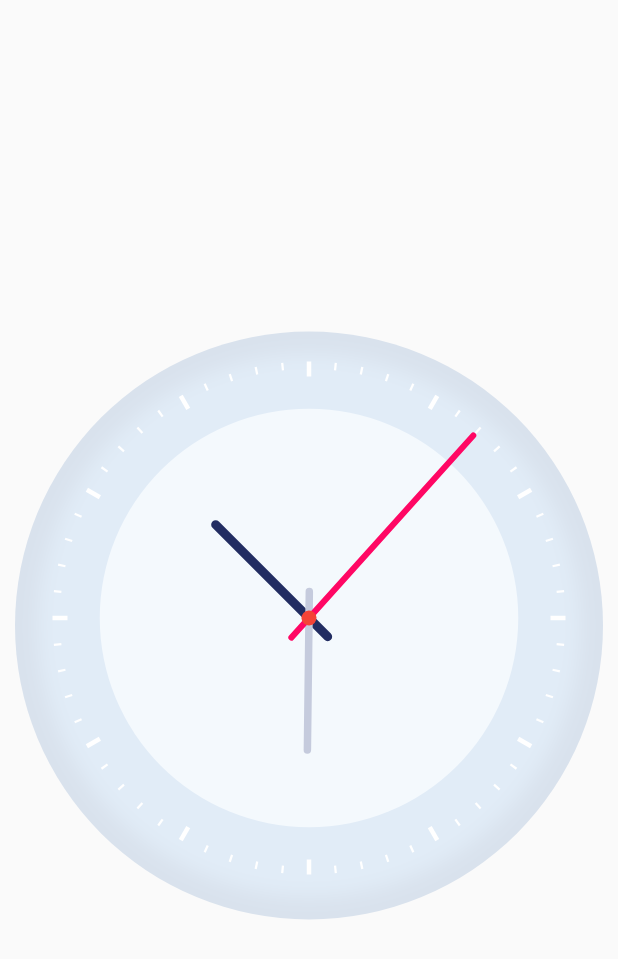
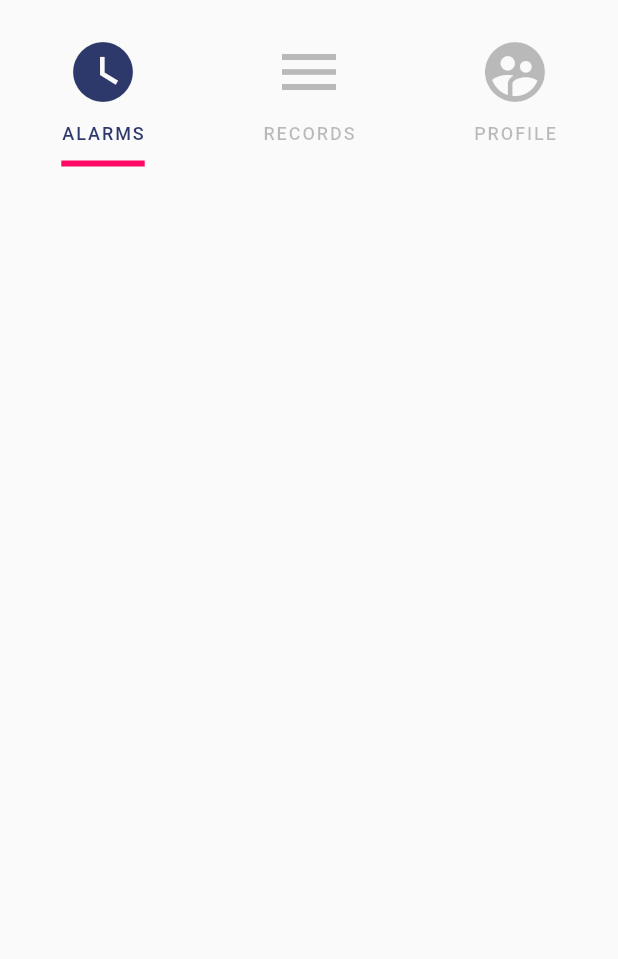
Before and after one commit to sahariardev/flutter_clock_project, a Flutter app: the screen it shows after launch, on a phone screen of 412 x 824 dp. Shown: the top 959 px of the screen. Run offline on Flutter 3.47's test engine with Material 2 defaults, Android fonts, the phone set to English and light mode, and no system bars.

Commit message:
Added tab bars

```diff
--- a/lib/clock_dial_painter.dart
+++ /dev/null
@@ -1,64 +0,0 @@
-import 'dart:math';
-
-import 'clock_text.dart';
-import 'package:flutter/material.dart';
-
-class ClockDialPainter extends CustomPainter{
-  final clockText;
-
-  final hourTickMarkLength= 10.0;
-  final minuteTickMarkLength = 5.0;
-
-  final hourTickMarkWidth= 3.0;
-  final minuteTickMarkWidth = 1.5;
-
-  final Paint tickPaint;
-  final TextPainter textPainter;
-  final TextStyle textStyle;
-
-  final romanNumeralList= [ 'XII','I', 'II', 'III', 'IV', 'V', 'VI', 'VII', 'VIII', 'IX', 'X', 'XI'];
-
-  ClockDialPainter({this.clockText = ClockText.roman})
-      :tickPaint= new Paint(),
-        textPainter= new TextPainter(
-          textAlign: TextAlign.center,
-          textDirection: TextDirection.rtl,
-        ),
-        textStyle= const TextStyle(
-          color: Colors.black,
-          fontFamily: 'Times New Roman',
-          fontSize: 15.0,
-        )
-  {
-    tickPaint.color= Colors.white;
-  }
-
-  @override
-  void paint(Canvas canvas, Size size) {
-    var tickMarkLength;
-    final angle= 2* pi / 60;
-    final radius= size.width/2;
-    canvas.save();
-
-    // drawing
-    canvas.translate(radius, radius);
-    for (var i = 0; i< 60; i++ ) {
-
-      //make the length and stroke of the tick marker longer and thicker depending
-      tickMarkLength = i % 5 == 0 ? hourTickMarkLength: minuteTickMarkLength;
-      tickPaint.strokeWidth= i % 5 == 0 ? hourTickMarkWidth : minuteTickMarkWidth;
-      canvas.drawLine(
-          new Offset(0.0, -radius), new Offset(0.0, -radius+tickMarkLength), tickPaint);
-
-      canvas.rotate(angle);
-    }
-
-    canvas.restore();
-
-  }
-
-  @override
-  bool shouldRepaint(CustomPainter oldDelegate) {
-    return false;
-  }
-}
--- /dev/null
+++ b/lib/clocks/clock_dial_painter.dart
@@ -0,0 +1,51 @@
+import 'dart:math';
+
+import 'package:flutter/material.dart';
+
+import 'clock_text.dart';
+
+class ClockDialPainter extends CustomPainter {
+  final clockText;
+
+  final hourAndMinTickMarkLength = 20.0;
+  final hourAndMinTickMarkWidth = 5.0;
+
+  final Paint tickPaint;
+  final TextPainter textPainter;
+
+  ClockDialPainter({this.clockText = ClockText.roman})
+      : tickPaint = Paint(),
+        textPainter = TextPainter(
+          textAlign: TextAlign.center,
+          textDirection: TextDirection.rtl,
+        ) {
+    tickPaint.color = Colors.white;
+  }
+
+  @override
+  void paint(Canvas canvas, Size size) {
+    var tickMarkLength;
+    const angle = 2 * pi / 60;
+    final radius = size.width / 2;
+    canvas.save();
+
+    // drawing
+    canvas.translate(radius, radius);
+    for (var i = 0; i < 60; i++) {
+      //make the length and stroke of the tick marker longer and thicker depending
+      tickMarkLength = hourAndMinTickMarkLength;
+      tickPaint.strokeWidth = hourAndMinTickMarkWidth;
+      canvas.drawLine(Offset(0.0, -radius),
+          Offset(0.0, -radius + tickMarkLength), tickPaint);
+
+      canvas.rotate(angle);
+    }
+
+    canvas.restore();
+  }
+
+  @override
+  bool shouldRepaint(CustomPainter oldDelegate) {
+    return false;
+  }
+}
--- a/lib/clock_face.dart
+++ b/lib/clocks/clock_face.dart
@@ -1,10 +1,8 @@
+import 'package:flutter/material.dart';
+
 import 'clock_text.dart';
-import 'package:flutter/material.dart';
-import 'clock_dial_painter.dart';
-import 'clock_hands.dart';
 
-class ClockFace extends StatelessWidget{
-
+class ClockFace extends StatelessWidget {
   final DateTime? dateTime;
   final ClockText clockText;
 
@@ -19,12 +17,17 @@ class ClockFace extends StatelessWidget{
           aspectRatio: .75,
           child: Container(
             width: double.infinity,
-            decoration: BoxDecoration(
-              shape: BoxShape.circle,
-              color: Color(0xfff4f9fd),
-            ),
+            decoration: const BoxDecoration(
+                shape: BoxShape.circle,
+                color: Color(0xfff4f9fd),
+                boxShadow: [
+                  BoxShadow(
+                      offset: Offset(8.0, 0),
+                      blurRadius: 13,
+                      spreadRadius: 1,
+                      color: Color(0xffd3e0f0))
+                ]),
           ),
-
         ),
       ),
     );
--- a/lib/main.dart
+++ b/lib/main.dart
@@ -1,6 +1,7 @@
+import 'package:flutter/cupertino.dart';
 import 'package:flutter/material.dart';
-import 'clock.dart';
-import 'clock_text.dart';
+
+import 'clocks/clock.dart';
 
 void main() => runApp(new MyApp());
 
@@ -21,14 +22,72 @@ class MyApp extends StatelessWidget {
 class AppClock extends StatelessWidget {
   @override
   Widget build(BuildContext context) {
-    return new Scaffold(
-      body: new Padding(
-        padding: const EdgeInsets.only(left: 10.0, right: 10.0),
-        child: new Column(
-          mainAxisAlignment: MainAxisAlignment.center,
-          children: <Widget>[
-            Clock(),
-          ],
+    return Container(
+      height: 600,
+      width: double.infinity,
+      child: DefaultTabController(
+        length: 3,
+        child: Scaffold(
+          appBar: AppBar(
+            elevation: 0.0,
+            backgroundColor: Colors.transparent,
+            bottom: PreferredSize(
+              preferredSize: Size.fromHeight(55),
+              child: Container(
+                color: Colors.transparent,
+                child: SafeArea(
+                  child: Column(
+                    children: [
+                      TabBar(
+                        indicator: UnderlineTabIndicator(
+                          borderSide: BorderSide(
+                            color: Color(0xffff0863),
+                            width: 4.0
+                          ),
+                        ),
+                        indicatorWeight: 15,
+                        indicatorSize: TabBarIndicatorSize.label,
+                        labelColor: Color(0xff2d386b),
+                        labelStyle: TextStyle(
+                          fontSize: 12,
+                          letterSpacing: 1.3,
+                          fontWeight: FontWeight.w500
+                        ),
+
+                        unselectedLabelColor: Colors.black26,
+
+                        tabs: [
+                          Tab(
+                            text: "ALARMS",
+                            icon: Icon(
+                              Icons.watch_later,
+                              size: 48,
+                            ),
+                          ),
+
+                          Tab(
+                            text: "RECORDS",
+                            icon: Icon(
+                              Icons.menu,
+                              size: 48,
+                            ),
+                          ),
+
+                          Tab(
+                            text: "PROFILE",
+                            icon: Icon(
+                              Icons.supervised_user_circle,
+                              size: 48,
+                            ),
+                          )
+                        ],
+                      )
+                    ],
+                  ),
+                ),
+              ),
+            ),
+          ),
         ),
       ),
     );
```
Also changed, not shown: lib/clocks/clock.dart (renamed from lib/clock.dart), lib/clocks/clock_hands.dart (renamed from lib/clock_hands.dart), lib/clocks/clock_text.dart (renamed from lib/clock_text.dart), lib/clocks/hand_hour.dart (renamed from lib/hand_hour.dart), lib/clocks/hand_minute.dart (renamed from lib/hand_minute.dart), lib/clocks/hand_second.dart (renamed from lib/hand_second.dart).
